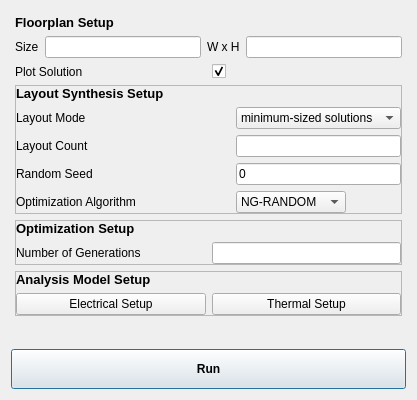
This is qt/ui/optimizationSetup.ui in e3da/PowerSynth2-gui as Qt 5 draws it before an edit. The edited form follows.
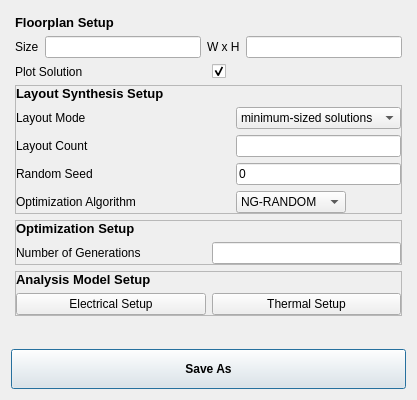
This is the edited form.

Commit message: replace run button with saveas button in optimization window

```diff
--- a/qt/ui/optimizationSetup.ui
+++ b/qt/ui/optimizationSetup.ui
@@ -426,7 +426,7 @@
       </font>
      </property>
      <property name="text">
-      <string>Run</string>
+      <string>Save As</string>
      </property>
      <property name="default">
       <bool>true</bool>
```
Left out of the diff: 2 changed lines with no effect on the pictures. The commit also changes 2 other files.
